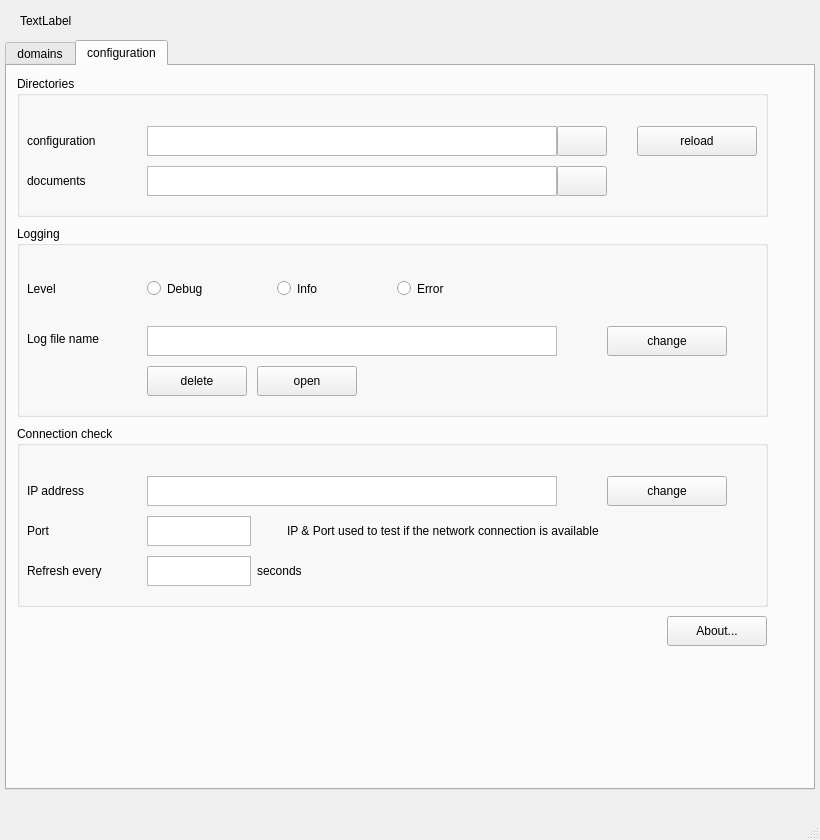
Before: the Qt Designer form ihesync/ui/ihesync_app.ui in flrt/ihe-tf-sync, drawn with Qt 5.
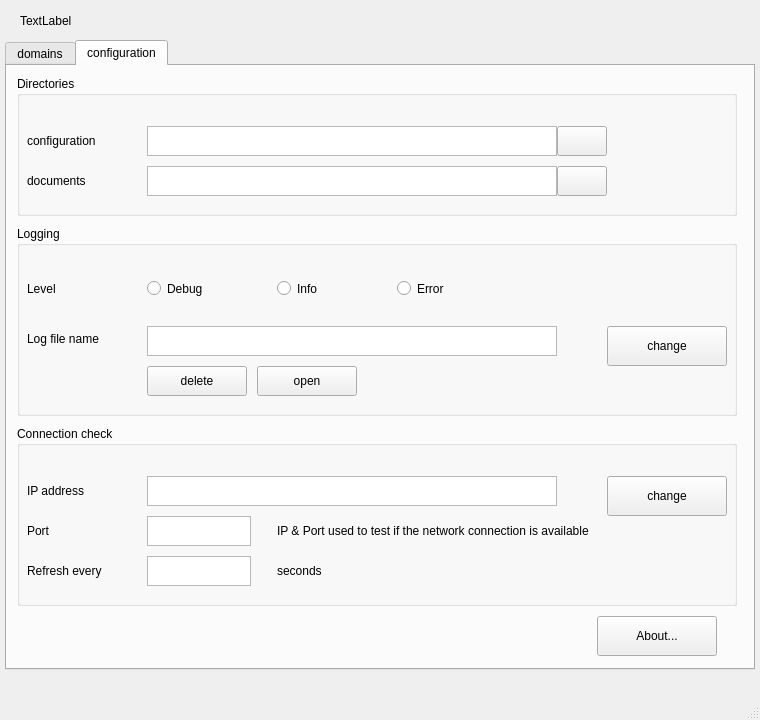
After: the same form once the commit is applied. The open tabs and pages were chosen to show the change. Icons and pictures are not drawn.

```diff
--- a/ihesync/ui/ihesync_app.ui
+++ b/ihesync/ui/ihesync_app.ui
@@ -6,8 +6,8 @@
    <rect>
     <x>0</x>
     <y>0</y>
-    <width>820</width>
-    <height>840</height>
+    <width>760</width>
+    <height>720</height>
    </rect>
   </property>
   <property name="windowTitle">
@@ -23,8 +23,8 @@
      <rect>
       <x>5</x>
       <y>40</y>
-      <width>810</width>
-      <height>750</height>
+      <width>750</width>
+      <height>630</height>
      </rect>
     </property>
     <property name="currentIndex">
@@ -242,8 +242,8 @@
        <rect>
         <x>10</x>
         <y>160</y>
-        <width>751</width>
-        <height>191</height>
+        <width>720</width>
+        <height>190</height>
        </rect>
       </property>
       <property name="title">
@@ -354,7 +354,7 @@
          <x>590</x>
          <y>100</y>
          <width>120</width>
-         <height>30</height>
+         <height>40</height>
         </rect>
        </property>
        <property name="text">
@@ -384,8 +384,8 @@
        <rect>
         <x>10</x>
         <y>10</y>
-        <width>751</width>
-        <height>141</height>
+        <width>720</width>
+        <height>140</height>
        </rect>
       </property>
       <property name="title">
@@ -414,23 +414,6 @@
         </rect>
        </property>
       </widget>
-      <widget class="QPushButton" name="reloadConfButton">
-       <property name="geometry">
-        <rect>
-         <x>620</x>
-         <y>50</y>
-         <width>120</width>
-         <height>30</height>
-        </rect>
-       </property>
-       <property name="text">
-        <string>reload</string>
-       </property>
-       <property name="icon">
-        <iconset resource="resources.qrc">
-         <normaloff>:/img/refresh.svg</normaloff>:/img/refresh.svg</iconset>
-       </property>
-      </widget>
       <widget class="QLabel" name="labelConfOutputdir">
        <property name="geometry">
         <rect>
@@ -492,10 +475,10 @@
      <widget class="QPushButton" name="aboutPushButton">
       <property name="geometry">
        <rect>
-        <x>660</x>
+        <x>590</x>
         <y>550</y>
-        <width>100</width>
-        <height>30</height>
+        <width>120</width>
+        <height>40</height>
        </rect>
       </property>
       <property name="text">
@@ -511,8 +494,8 @@
        <rect>
         <x>10</x>
         <y>360</y>
-        <width>751</width>
-        <height>181</height>
+        <width>720</width>
+        <height>180</height>
        </rect>
       </property>
       <property name="title">
@@ -570,7 +553,7 @@
          <x>590</x>
          <y>50</y>
          <width>120</width>
-         <height>30</height>
+         <height>40</height>
         </rect>
        </property>
        <property name="text">
@@ -584,7 +567,7 @@
       <widget class="QLabel" name="labelInfoConnection">
        <property name="geometry">
         <rect>
-         <x>270</x>
+         <x>260</x>
          <y>95</y>
          <width>421</width>
          <height>20</height>
@@ -620,7 +603,7 @@
       <widget class="QLabel" name="labelRefreshDelay_2">
        <property name="geometry">
         <rect>
-         <x>240</x>
+         <x>260</x>
          <y>135</y>
          <width>111</width>
          <height>20</height>
```
Left out of the diff: 8 changed lines with no effect on the pictures.
